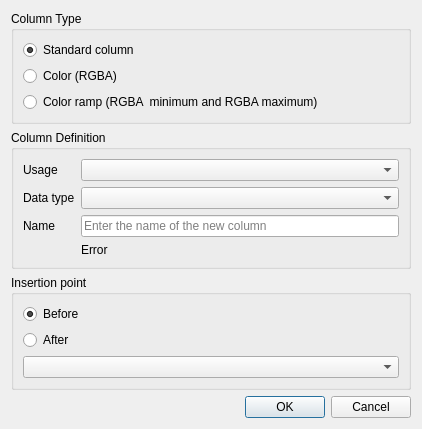
First picture: the form in src/ui/raster/qgsrasterattributetableaddcolumndialogbase.ui, repository qgis/QGIS, before the edit.
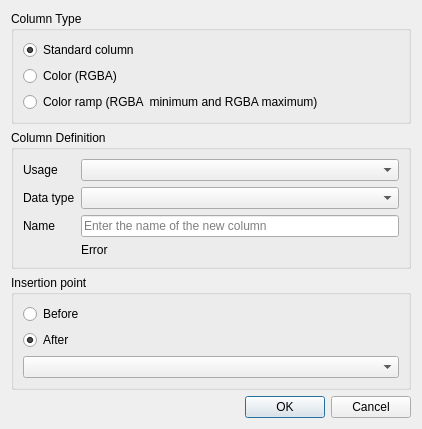
Second picture: the form after the edit.

What changed in the file:
```diff
--- a/src/ui/raster/qgsrasterattributetableaddcolumndialogbase.ui
+++ b/src/ui/raster/qgsrasterattributetableaddcolumndialogbase.ui
@@ -111,6 +111,9 @@
         <property name="text">
          <string>After</string>
         </property>
+        <property name="checked">
+         <bool>true</bool>
+        </property>
        </widget>
       </item>
       <item row="3" column="0">
@@ -119,7 +122,7 @@
          <string>Before</string>
         </property>
         <property name="checked">
-         <bool>true</bool>
+         <bool>false</bool>
         </property>
        </widget>
       </item>
```
